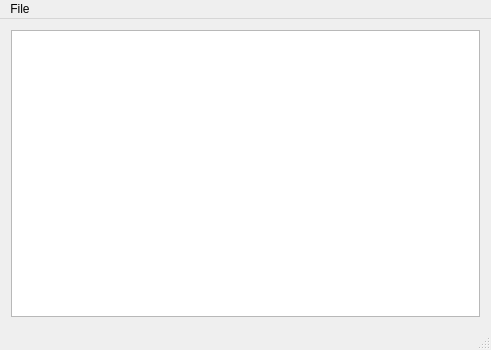
Above: mainwindow.ui from debate-info-lab/sep-speech-tools before the change. Below: the same form after it.
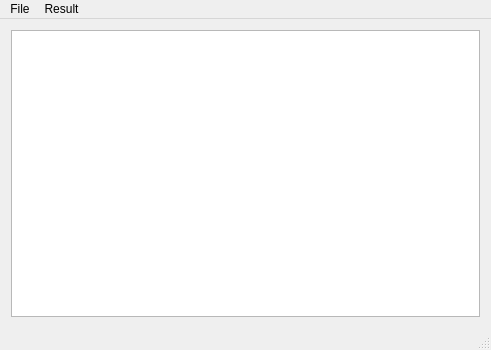
That is the form after the change.

The edit to the form file:
```diff
--- a/mainwindow.ui
+++ b/mainwindow.ui
@@ -35,7 +35,14 @@
     </property>
     <addaction name="actionExit"/>
    </widget>
+   <widget class="QMenu" name="menuResult">
+    <property name="title">
+     <string>Result</string>
+    </property>
+    <addaction name="actionShowRuby"/>
+   </widget>
    <addaction name="menuFile"/>
+   <addaction name="menuResult"/>
   </widget>
   <widget class="QStatusBar" name="statusBar"/>
   <action name="actionExit">
```
Left out of the diff: 7 changed lines with no effect on the pictures.
